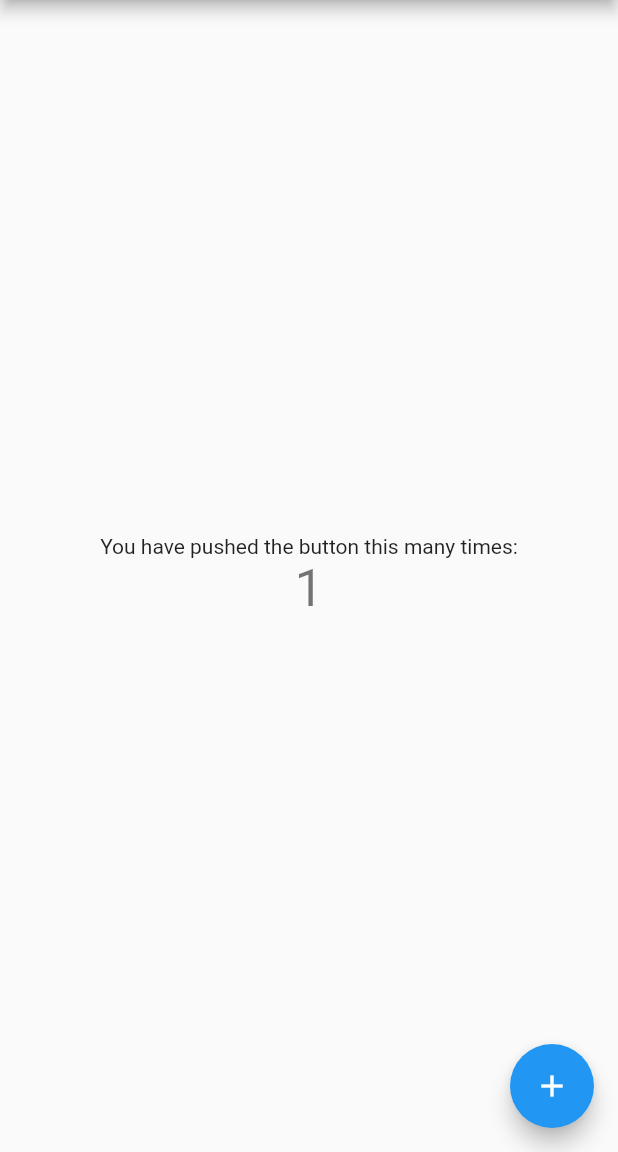
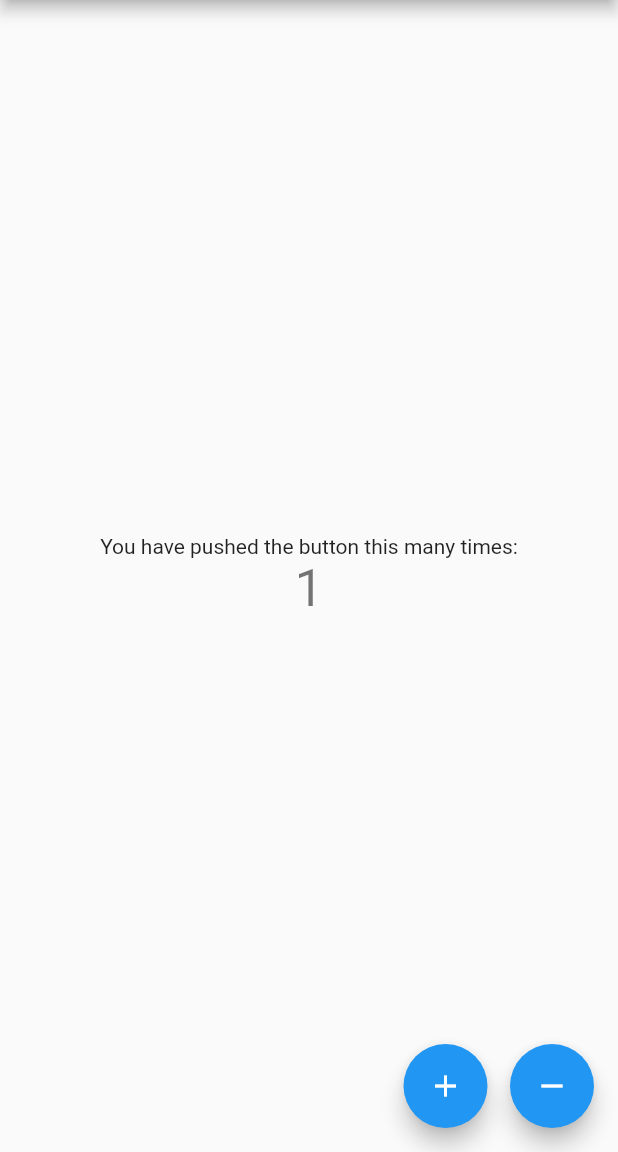
Before and after one commit to uditswaroopa/PROJECTS, a Flutter app: the screen it shows after launch, after a tap on the "add" icon, on a phone screen of 412 x 824 dp, the part 84-1236 px from its top. Run offline on Flutter 3.47's test engine with Material 2 defaults, Android fonts, the phone set to English and light mode, and no system bars.

```diff
--- /dev/null
+++ b/lib/counter_bloc.dart
@@ -0,0 +1,39 @@
+import 'dart:async';
+import 'counter_bloc_event.dart';
+
+class Counter {
+  int _counter = 0;
+
+  //this is controller, just like tap controll flow of water this control flow of data
+  final _stateController = StreamController<int>();
+
+  //this controller is used to take event as input and maps it to state
+  StreamSink<int> get _inCounter => _stateController.sink;
+
+  //this controller is used to output state as Output
+  Stream<int> get outCounter => _stateController.stream;
+
+  //Event Controller
+  final _counterEventController = StreamController<CounterEvent>();
+
+  //this controller is used to listen data from UI
+  Sink<CounterEvent> get counterEvent => _counterEventController.sink;
+
+  //This is Constructor
+  Counter() {
+    _counterEventController.stream.listen(_mapEventToState);
+  }
+
+  void _mapEventToState(CounterEvent event) {
+    if (event is IncrementEvent)
+      _counter++;
+    else
+      _counter--;
+    _inCounter.add(_counter);
+  }
+
+  void dispose() {
+    _counterEventController.close();
+    _stateController.close();
+  }
+}
--- /dev/null
+++ b/lib/counter_bloc_event.dart
@@ -0,0 +1,5 @@
+abstract class CounterEvent {}
+
+class IncrementEvent extends CounterEvent {}
+
+class DecrementEvent extends CounterEvent {}
--- a/lib/main.dart
+++ b/lib/main.dart
@@ -1,3 +1,5 @@
+import 'package:PROJECTS/counter_bloc.dart';
+import 'package:PROJECTS/counter_bloc_event.dart';
 import 'package:flutter/material.dart';
 
 void main() {
@@ -5,25 +7,12 @@ void main() {
 }
 
 class MyApp extends StatelessWidget {
-  // This widget is the root of your application.
   @override
   Widget build(BuildContext context) {
     return MaterialApp(
       title: 'Flutter Demo',
       theme: ThemeData(
-        // This is the theme of your application.
-        //
-        // Try running your application with "flutter run". You'll see the
-        // application has a blue toolbar. Then, without quitting the app, try
-        // changing the primarySwatch below to Colors.green and then invoke
-        // "hot reload" (press "r" in the console where you ran "flutter run",
-        // or simply save your changes to "hot reload" in a Flutter IDE).
-        // Notice that the counter didn't reset back to zero; the application
-        // is not restarted.
         primarySwatch: Colors.blue,
-        // This makes the visual density adapt to the platform that you run
-        // the app on. For desktop platforms, the controls will be smaller and
-        // closer together (more dense) than on mobile platforms.
         visualDensity: VisualDensity.adaptivePlatformDensity,
       ),
       home: MyHomePage(title: 'Flutter Demo Home Page'),
@@ -33,16 +22,6 @@ class MyApp extends StatelessWidget {
 
 class MyHomePage extends StatefulWidget {
   MyHomePage({Key key, this.title}) : super(key: key);
-
-  // This widget is the home page of your application. It is stateful, meaning
-  // that it has a State object (defined below) that contains fields that affect
-  // how it looks.
-
-  // This class is the configuration for the state. It holds the values (in this
-  // case the title) provided by the parent (in this case the App widget) and
-  // used by the build method of the State. Fields in a Widget subclass are
-  // always marked "final".
-
   final String title;
 
   @override
@@ -50,68 +29,48 @@ class MyHomePage extends StatefulWidget {
 }
 
 class _MyHomePageState extends State<MyHomePage> {
-  int _counter = 0;
-
-  void _incrementCounter() {
-    setState(() {
-      // This call to setState tells the Flutter framework that something has
-      // changed in this State, which causes it to rerun the build method below
-      // so that the display can reflect the updated values. If we changed
-      // _counter without calling setState(), then the build method would not be
-      // called again, and so nothing would appear to happen.
-      _counter++;
-    });
-  }
-
+  final _bloc = Counter();
   @override
   Widget build(BuildContext context) {
-    // This method is rerun every time setState is called, for instance as done
-    // by the _incrementCounter method above.
-    //
-    // The Flutter framework has been optimized to make rerunning build methods
-    // fast, so that you can just rebuild anything that needs updating rather
-    // than having to individually change instances of widgets.
     return Scaffold(
       appBar: AppBar(
-        // Here we take the value from the MyHomePage object that was created by
-        // the App.build method, and use it to set our appbar title.
         title: Text(widget.title),
       ),
       body: Center(
-        // Center is a layout widget. It takes a single child and positions it
-        // in the middle of the parent.
-        child: Column(
-          // Column is also a layout widget. It takes a list of children and
-          // arranges them vertically. By default, it sizes itself to fit its
-          // children horizontally, and tries to be as tall as its parent.
-          //
-          // Invoke "debug painting" (press "p" in the console, choose the
-          // "Toggle Debug Paint" action from the Flutter Inspector in Android
-          // Studio, or the "Toggle Debug Paint" command in Visual Studio Code)
-          // to see the wireframe for each widget.
-          //
-          // Column has various properties to control how it sizes itself and
-          // how it positions its children. Here we use mainAxisAlignment to
-          // center the children vertically; the main axis here is the vertical
-          // axis because Columns are vertical (the cross axis would be
-          // horizontal).
+        child: StreamBuilder(
+            stream: _bloc.outCounter,
+            initialData: 0,
+            builder: (BuildContext context, AsyncSnapshot<int> snapshot) {
+              return Column(
                 mainAxisAlignment: MainAxisAlignment.center,
                 children: <Widget>[
                   Text(
                     'You have pushed the button this many times:',
                   ),
                   Text(
-              '$_counter',
+                    '${snapshot.data}',
                     style: Theme.of(context).textTheme.headline4,
                   ),
                 ],
+              );
+            }),
       ),
-      ),
-      floatingActionButton: FloatingActionButton(
-        onPressed: _incrementCounter,
+      floatingActionButton: Row(
+        mainAxisAlignment: MainAxisAlignment.end,
+        children: [
+          FloatingActionButton(
+            onPressed: () => _bloc.counterEvent.add(IncrementEvent()),
             tooltip: 'Increment',
             child: Icon(Icons.add),
-      ), // This trailing comma makes auto-formatting nicer for build methods.
+          ),
+          SizedBox(width: 15.0),
+          FloatingActionButton(
+            onPressed: () => _bloc.counterEvent.add(DecrementEvent()),
+            tooltip: 'Decrement',
+            child: Icon(Icons.remove),
+          ),
+        ],
+      ),
     );
   }
 }
```
Also changed, not shown: pubspec.yaml (+1 -9 lines), pubspec.lock, 1 other file. Lines whose indentation alone changed are shown as unchanged.
